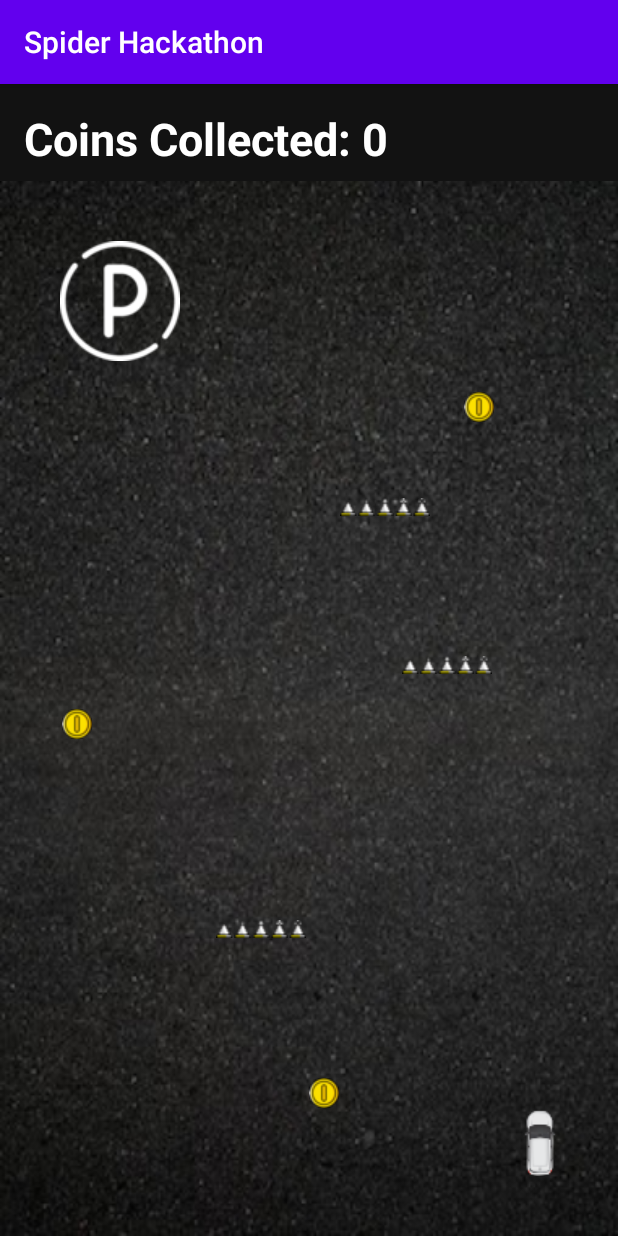
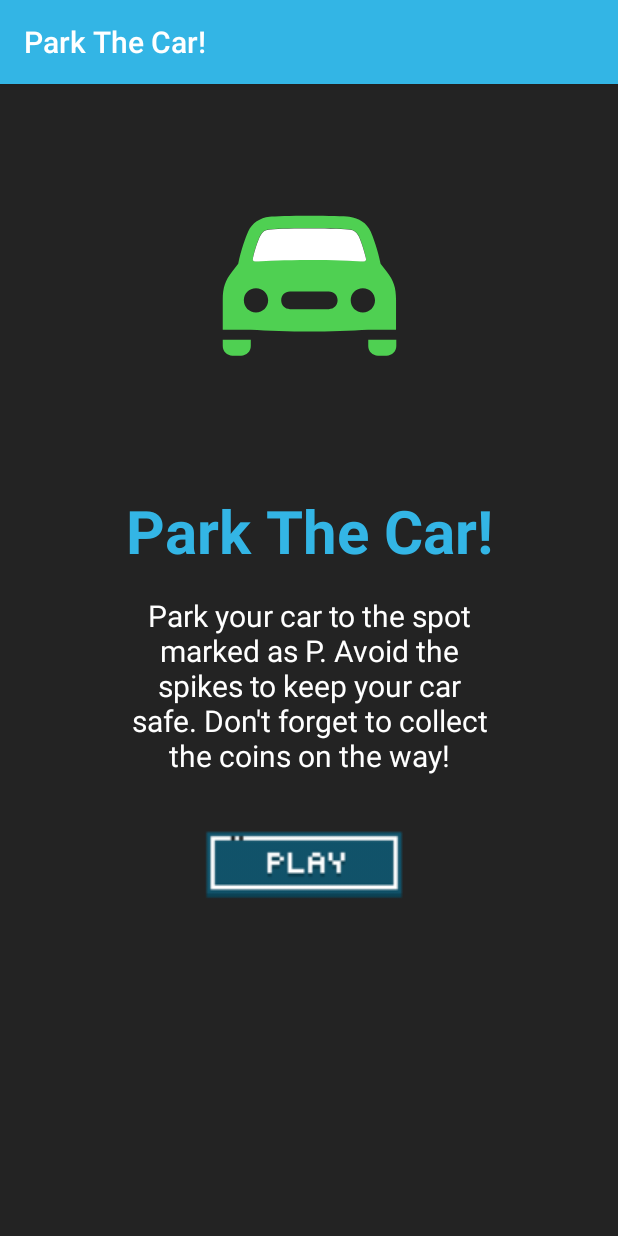
Before and after one commit to c12yp71Cc0d312/car-park-android, an Android app: the screen it shows after launch (MainActivity before the commit, HomeScreenActivity after it), on a phone screen of 412 x 824 dp. Run offline under Robolectric (Android 15) with nearby library versions, the phone set to English and light mode, and no system bars.

Commit message:
Added Home Screen

```diff
--- a/SpiderHackathon/app/build.gradle
+++ b/SpiderHackathon/app/build.gradle
@@ -31,4 +31,5 @@ dependencies {
     testImplementation 'junit:junit:4.12'
     androidTestImplementation 'androidx.test.ext:junit:1.1.2'
     androidTestImplementation 'androidx.test.espresso:espresso-core:3.3.0'
+    implementation "com.airbnb.android:lottie:3.0.7"
 }
--- a/SpiderHackathon/app/src/main/AndroidManifest.xml
+++ b/SpiderHackathon/app/src/main/AndroidManifest.xml
@@ -9,7 +9,8 @@
         android:roundIcon="@mipmap/ic_launcher_round"
         android:supportsRtl="true"
         android:theme="@style/AppTheme">
-        <activity android:name=".MainActivity">
+        <activity android:name=".MainActivity"/>
+        <activity android:name=".HomeScreenActivity">
             <intent-filter>
                 <action android:name="android.intent.action.MAIN" />
 
--- /dev/null
+++ b/SpiderHackathon/app/src/main/java/com/example/spiderhackathon/HomeScreenActivity.java
@@ -0,0 +1,22 @@
+package com.example.spiderhackathon;
+
+import android.content.Intent;
+import android.os.Bundle;
+import android.view.View;
+
+import androidx.annotation.Nullable;
+import androidx.appcompat.app.AppCompatActivity;
+
+public class HomeScreenActivity extends AppCompatActivity {
+    @Override
+    protected void onCreate(@Nullable Bundle savedInstanceState) {
+        super.onCreate(savedInstanceState);
+        setContentView(R.layout.activity_home_screen);
+    }
+
+    public void playClicked(View v) {
+        Intent toMainActivity = new Intent(HomeScreenActivity.this, MainActivity.class);
+        startActivity(toMainActivity);
+    }
+
+}
--- /dev/null
+++ b/SpiderHackathon/app/src/main/res/layout/activity_home_screen.xml
@@ -0,0 +1,59 @@
+<?xml version="1.0" encoding="utf-8"?>
+<androidx.constraintlayout.widget.ConstraintLayout xmlns:android="http://schemas.android.com/apk/res/android"
+    xmlns:app="http://schemas.android.com/apk/res-auto"
+    xmlns:tools="http://schemas.android.com/tools"
+    android:layout_width="match_parent"
+    android:layout_height="match_parent"
+    android:background="#232323">
+
+    <com.airbnb.lottie.LottieAnimationView
+        android:layout_width="wrap_content"
+        android:layout_height="wrap_content"
+        app:layout_constraintBottom_toTopOf="@+id/textView3"
+        app:layout_constraintEnd_toEndOf="parent"
+        app:layout_constraintHorizontal_bias="0.5"
+        app:layout_constraintStart_toStartOf="parent"
+        app:layout_constraintTop_toTopOf="parent"
+        app:lottie_autoPlay="true"
+        app:lottie_loop="true"
+        app:lottie_rawRes="@raw/car" />
+
+    <TextView
+        android:id="@+id/textView3"
+        android:layout_width="wrap_content"
+        android:layout_height="wrap_content"
+        android:text="Park The Car!"
+        android:textColor="@android:color/holo_blue_light"
+        android:textSize="40sp"
+        android:textStyle="bold"
+        app:layout_constraintBottom_toBottomOf="parent"
+        app:layout_constraintEnd_toEndOf="parent"
+        app:layout_constraintStart_toStartOf="parent"
+        app:layout_constraintTop_toTopOf="parent"
+        app:layout_constraintVertical_bias="0.379" />
+
+    <TextView
+        android:id="@+id/textView4"
+        android:layout_width="0dp"
+        android:layout_height="wrap_content"
+        android:layout_marginTop="16dp"
+        android:text="Park your car to the spot marked as P. Avoid the spikes to keep your car safe. Don't forget to collect the coins on the way!"
+        android:textAlignment="center"
+        android:textColor="#fff"
+        android:textSize="20sp"
+        app:layout_constraintEnd_toEndOf="@+id/textView3"
+        app:layout_constraintStart_toStartOf="@+id/textView3"
+        app:layout_constraintTop_toBottomOf="@+id/textView3" />
+
+    <ImageView
+        android:layout_width="wrap_content"
+        android:layout_height="wrap_content"
+        android:layout_marginTop="32dp"
+        android:onClick="playClicked"
+        android:src="@drawable/play"
+        app:layout_constraintEnd_toEndOf="parent"
+        app:layout_constraintHorizontal_bias="0.5"
+        app:layout_constraintStart_toStartOf="parent"
+        app:layout_constraintTop_toBottomOf="@+id/textView4" />
+
+</androidx.constraintlayout.widget.ConstraintLayout>
--- a/SpiderHackathon/app/src/main/res/layout/activity_main.xml
+++ b/SpiderHackathon/app/src/main/res/layout/activity_main.xml
@@ -48,7 +48,7 @@
             android:id="@+id/textView"
             android:layout_width="wrap_content"
             android:layout_height="wrap_content"
-            android:text="GAME OVER"
+            android:text="CRASHED"
             android:textSize="30sp"
             android:textStyle="bold"
             app:layout_constraintBottom_toBottomOf="parent"
@@ -61,7 +61,7 @@
             android:id="@+id/textView_lost_play_again"
             android:layout_width="wrap_content"
             android:layout_height="wrap_content"
-            android:text="Play again?"
+            android:text="Play again"
             android:textSize="20sp"
             app:layout_constraintBottom_toBottomOf="parent"
             app:layout_constraintEnd_toEndOf="parent"
@@ -87,7 +87,7 @@
             android:id="@+id/textView2"
             android:layout_width="wrap_content"
             android:layout_height="wrap_content"
-            android:text="GAME COMPLETED"
+            android:text="CAR PARKED"
             android:textSize="30sp"
             android:textStyle="bold"
             app:layout_constraintBottom_toBottomOf="parent"
@@ -100,7 +100,7 @@
             android:id="@+id/textView_won_play_again"
             android:layout_width="wrap_content"
             android:layout_height="wrap_content"
-            android:text="Play again?"
+            android:text="Play again"
             android:textSize="20sp"
             app:layout_constraintBottom_toBottomOf="parent"
             app:layout_constraintEnd_toEndOf="parent"
--- a/SpiderHackathon/app/src/main/res/values/strings.xml
+++ b/SpiderHackathon/app/src/main/res/values/strings.xml
@@ -1,3 +1,3 @@
 <resources>
-    <string name="app_name">Spider Hackathon</string>
+    <string name="app_name">Park The Car!</string>
 </resources>
--- a/SpiderHackathon/app/src/main/res/values/styles.xml
+++ b/SpiderHackathon/app/src/main/res/values/styles.xml
@@ -3,7 +3,7 @@
     <!-- Base application theme. -->
     <style name="AppTheme" parent="Theme.AppCompat.Light.DarkActionBar">
         <!-- Customize your theme here. -->
-        <item name="colorPrimary">@color/colorPrimary</item>
+        <item name="colorPrimary">@android:color/holo_blue_light</item>
         <item name="colorPrimaryDark">@color/colorPrimaryDark</item>
         <item name="colorAccent">@color/colorAccent</item>
     </style>
```
Also changed, not shown: SpiderHackathon/app/src/main/res/raw/car.json (added, +1 -0 lines), SpiderHackathon/app/src/main/res/drawable/play.png (added), 1 other file.
